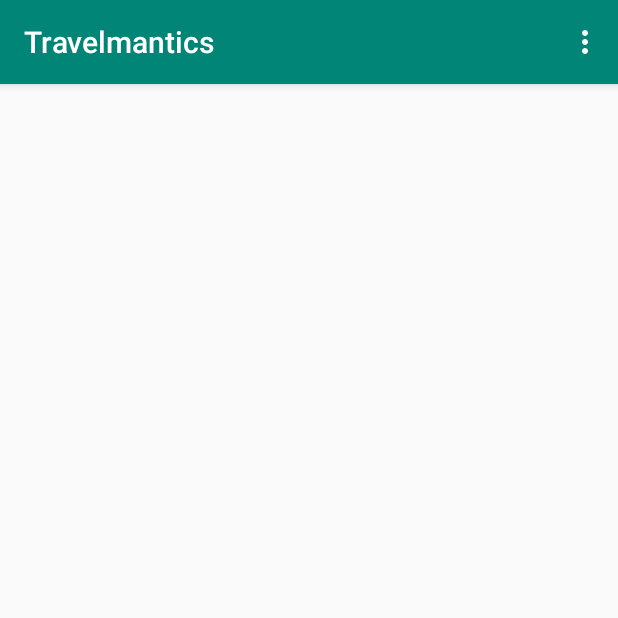
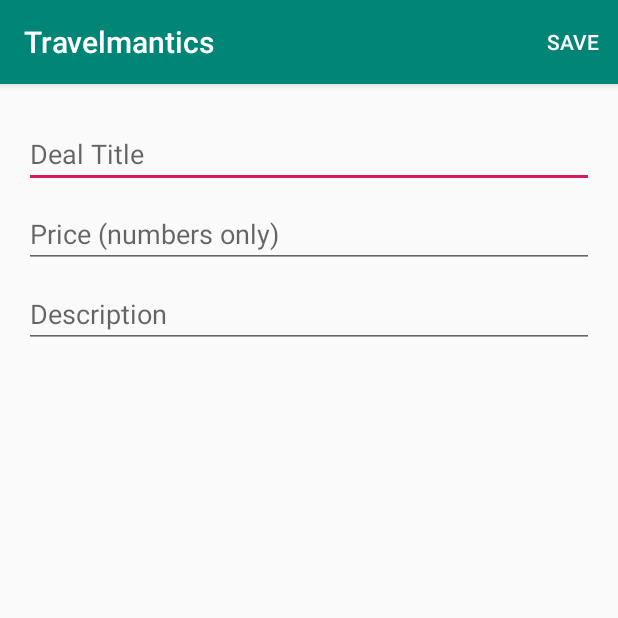
Before and after one commit to ireolaniyan/Travelmantics, an Android app: the screen it shows after launch (ListActivity before the commit, DealActivity after it), in the options menu, after a tap on "New Travel Deal", on a phone screen of 412 x 824 dp, the top half of it. Run offline under Robolectric (Android 15) with nearby library versions, the phone set to English and light mode, and no system bars; our stand-ins replace Firebase (no records; nobody signed in at launch, a user with empty details on screens opened directly).

Commit message:
feat: add menu to create a new travel deal

```diff
--- a/app/src/main/AndroidManifest.xml
+++ b/app/src/main/AndroidManifest.xml
@@ -17,7 +17,7 @@
             </intent-filter>
 
         </activity>
-        <activity android:name=".InsertActivity">
+        <activity android:name=".DealActivity">
         </activity>
 
     </application>
--- a/app/src/main/java/com/example/travelmantics/InsertActivity.java
+++ b/app/src/main/java/com/example/travelmantics/DealActivity.java
@@ -15,7 +15,7 @@ import com.example.travelmantics.Utils.FirebaseUtil;
 import com.google.firebase.database.DatabaseReference;
 import com.google.firebase.database.FirebaseDatabase;
 
-public class InsertActivity extends AppCompatActivity {
+public class DealActivity extends AppCompatActivity {
     private FirebaseDatabase mFirebaseDatabase;
     private DatabaseReference mDatabaseReference;
     private EditText textTitle;
--- a/app/src/main/java/com/example/travelmantics/ListActivity.java
+++ b/app/src/main/java/com/example/travelmantics/ListActivity.java
@@ -1,36 +1,33 @@
 package com.example.travelmantics;
 
 import androidx.annotation.NonNull;
-import androidx.annotation.Nullable;
 import androidx.appcompat.app.AppCompatActivity;
 import androidx.recyclerview.widget.LinearLayoutManager;
 import androidx.recyclerview.widget.RecyclerView;
 
+import android.content.Intent;
 import android.os.Bundle;
 import android.view.Menu;
 import android.view.MenuInflater;
-
-import com.example.travelmantics.Models.TravelDeal;
-import com.example.travelmantics.Utils.FirebaseUtil;
-import com.google.firebase.database.ChildEventListener;
-import com.google.firebase.database.DataSnapshot;
-import com.google.firebase.database.DatabaseError;
-import com.google.firebase.database.DatabaseReference;
-import com.google.firebase.database.FirebaseDatabase;
-
-import java.util.ArrayList;
+import android.view.MenuItem;
 
 public class ListActivity extends AppCompatActivity {
-    ArrayList<TravelDeal> deals;
-    private FirebaseDatabase mFirebaseDatabase;
-    private DatabaseReference mDatabaseReference;
-    private ChildEventListener mChildListener;
-
     @Override
     public boolean onCreateOptionsMenu(Menu menu) {
         MenuInflater inflater = getMenuInflater();
         inflater.inflate(R.menu.list_activity_menu, menu);
         return true;
+    }
+
+    @Override
+    public boolean onOptionsItemSelected(@NonNull MenuItem item) {
+        switch (item.getItemId()) {
+            case R.id.insert_menu:
+                Intent intent = new Intent(this, DealActivity.class);
+                startActivity(intent);
+                return true;
+        }
+        return super.onOptionsItemSelected(item);
     }
 
     @Override
--- a/app/src/main/res/layout/activity_insert.xml
+++ b/app/src/main/res/layout/activity_insert.xml
@@ -4,7 +4,7 @@
     xmlns:tools="http://schemas.android.com/tools"
     android:layout_width="match_parent"
     android:layout_height="match_parent"
-    tools:context=".InsertActivity">
+    tools:context=".DealActivity">
 
     <EditText
         android:id="@+id/edit_text_title"
--- a/app/src/main/res/layout/rv_list_item.xml
+++ b/app/src/main/res/layout/rv_list_item.xml
@@ -3,7 +3,7 @@
     xmlns:app="http://schemas.android.com/apk/res-auto"
     xmlns:tools="http://schemas.android.com/tools"
     android:layout_width="match_parent"
-    android:layout_height="match_parent">
+    android:layout_height="wrap_content">
 
     <ImageView
         android:id="@+id/image_view_deal"
```
